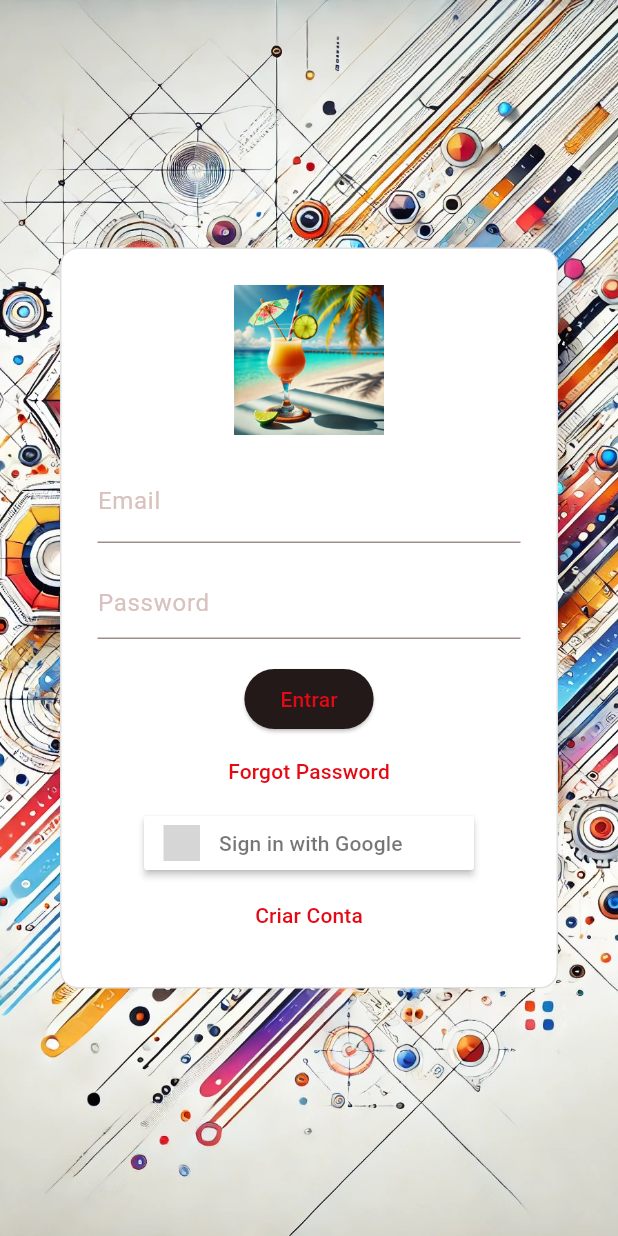
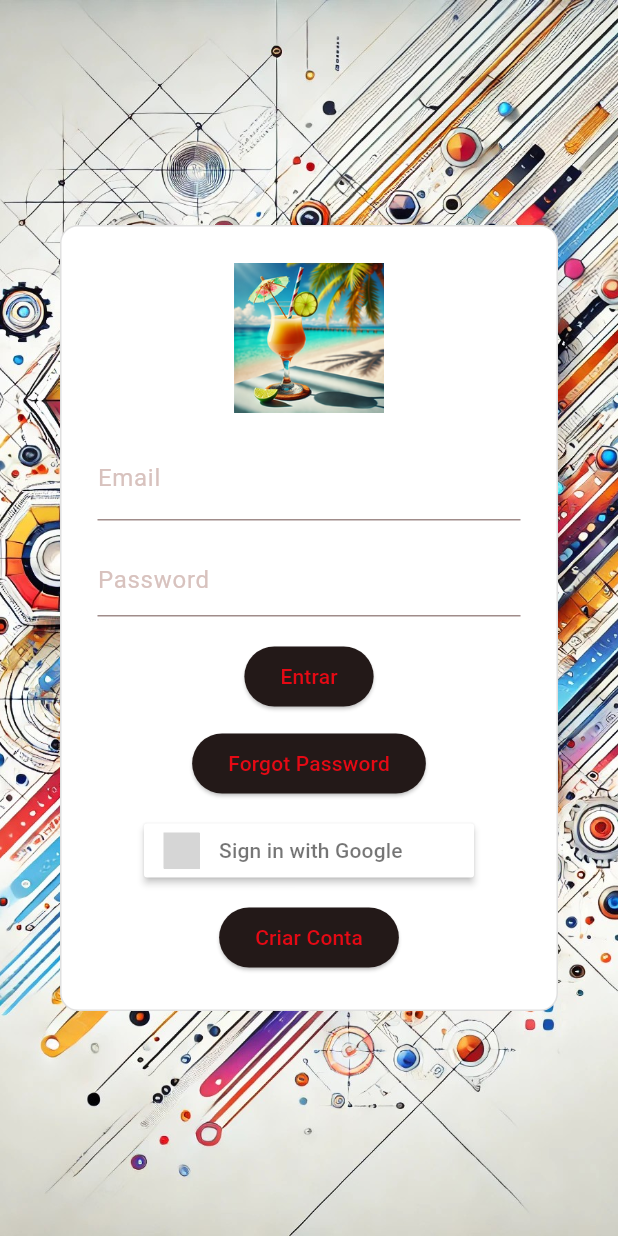
Before and after one commit to jhonnylucius/net_drinks, a Flutter app: the LoginScreen screen opened by its route, on a phone screen of 412 x 824 dp. Run offline on Flutter 3.47's test engine with Material 3 defaults, Android fonts, the light colour scheme and no system bars; our stand-ins replace cloud_firestore, dio, firebase_auth, firebase_core, flutter_i18n, flutter_signin_button and 8 more; missing offline and left inert: translator; accounts and stored records are empty; grey boxes are pictures that could not be loaded.

Commit message:
refatora tela de login para usar ElevatedButton, adiciona espaçamentos e inclui fonte BebasNeue

```diff
--- a/app_netdrinks/lib/screens/login_screen.dart
+++ b/app_netdrinks/lib/screens/login_screen.dart
@@ -48,8 +48,7 @@ class LoginScreen extends StatelessWidget {
                   SizedBox(height: 16.0),
                   TextField(
                     controller: _emailController,
-                    style:
-                        TextStyle(color: Colors.black), // Cor do texto digitado
+                    style: TextStyle(color: Colors.black),
                     decoration: InputDecoration(
                       labelText: FlutterI18n.translate(context, "login.email"),
                     ),
@@ -105,7 +104,8 @@ class LoginScreen extends StatelessWidget {
                     },
                     child: Text(FlutterI18n.translate(context, "Entrar")),
                   ),
-                  TextButton(
+                  SizedBox(height: 10),
+                  ElevatedButton(
                     onPressed: () {
                       showDialog(
                         context: context,
@@ -115,6 +115,7 @@ class LoginScreen extends StatelessWidget {
                     child: Text(FlutterI18n.translate(
                         context, "login.forgot_password")),
                   ),
+                  SizedBox(height: 10),
                   SignInButton(
                     Buttons.Google,
                     onPressed: () async {
@@ -146,7 +147,8 @@ class LoginScreen extends StatelessWidget {
                       }
                     },
                   ),
-                  TextButton(
+                  SizedBox(height: 10),
+                  ElevatedButton(
                     onPressed: () {
                       Navigator.push(
                         context,
--- a/app_netdrinks/pubspec.yaml
+++ b/app_netdrinks/pubspec.yaml
@@ -121,6 +121,10 @@ flutter:
   #       - asset: fonts/TrajanPro.ttf
   #       - asset: fonts/TrajanPro_Bold.ttf
   #         weight: 700
+  fonts:
+  - family: BebasNeue
+    fonts:
+      - asset: assets/fonts/BebasNeue-Regular.ttf
   #
   # For details regarding fonts from package dependencies,
   # see https://flutter.dev/to/font-from-package
```
Also changed, not shown: app_netdrinks/assets/fonts/BebasNeue-Regular.ttf (added).
